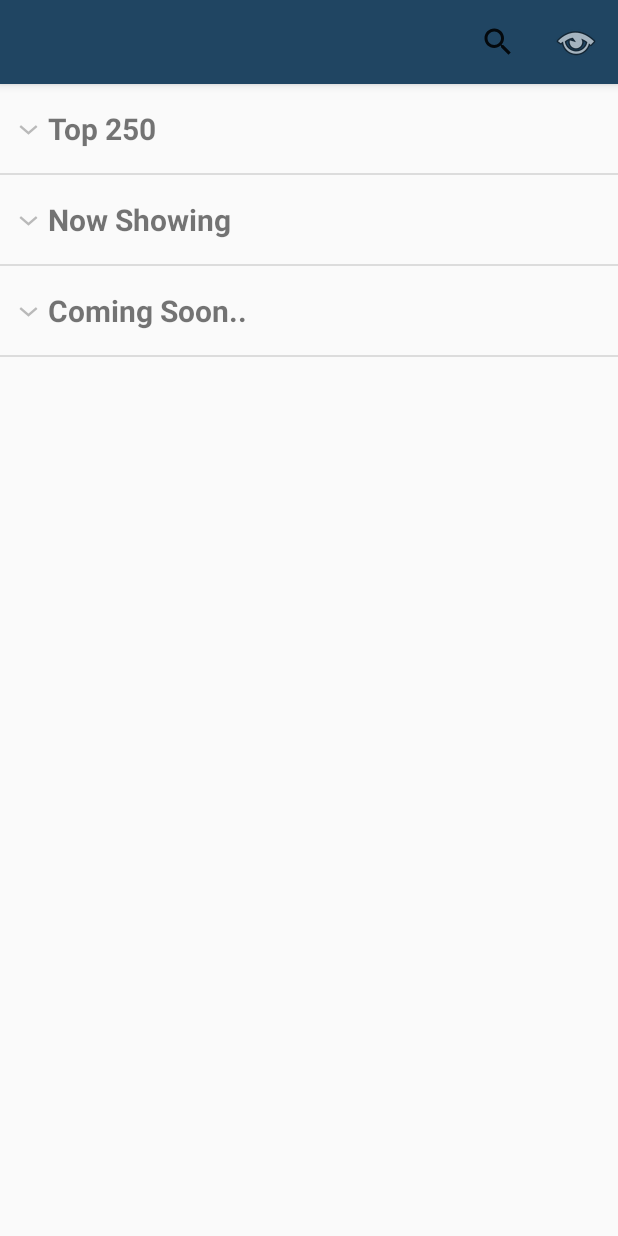
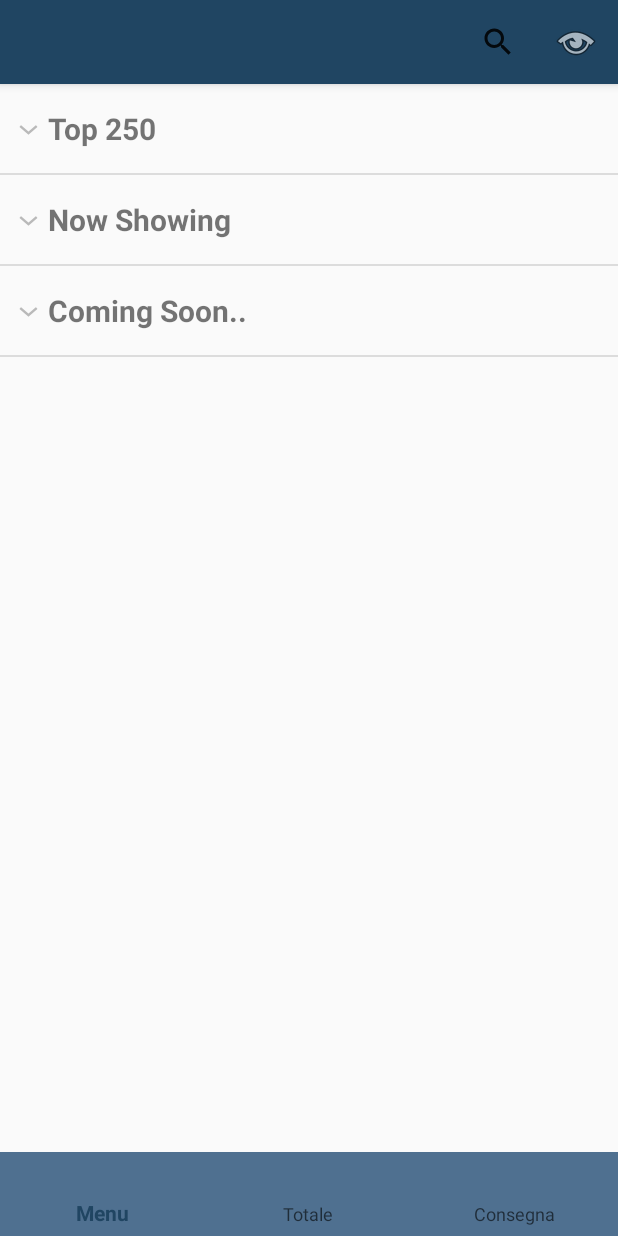
Before and after one commit to Ale-Amici/Android2k17, an Android app: the ReviewOrderActivity screen opened directly, with no data from a screen before it, on a phone screen of 412 x 824 dp. Run offline under Robolectric (Android 15) with nearby library versions, the phone set to English and light mode, and no system bars.

Commit message:
remove icons from bottom navigation bar

```diff
--- a/iDaBere/app/src/main/res/layout/activity_review_order.xml
+++ b/iDaBere/app/src/main/res/layout/activity_review_order.xml
@@ -2,19 +2,42 @@
 <LinearLayout
     xmlns:android="http://schemas.android.com/apk/res/android"
     xmlns:tools="http://schemas.android.com/tools"
+    xmlns:app="http://schemas.android.com/apk/res-auto"
     android:layout_width="match_parent"
     android:layout_height="match_parent"
     android:orientation="vertical"
-    tools:context="it.unitn.disi.lpsmt.idabere.MenuActivity">
+    tools:context="it.unitn.disi.lpsmt.idabere.MenuActivity"
+    android:layout_weight="1">
 
 
     <ExpandableListView
         android:id="@+id/expandable_review_list"
         android:layout_width="match_parent"
-        android:layout_height="match_parent">
+        android:layout_height="wrap_content"
+        android:layout_weight="1">
 
 
     </ExpandableListView>
 
+    <android.support.v7.widget.Toolbar
+        android:id="@+id/toolbar"
+        android:layout_width="match_parent"
+        android:layout_height="wrap_content"
+        android:layout_gravity="bottom"
+        app:layout_scrollFlags="scroll|enterAlways"
+        app:contentInsetLeft="0dp"
+        app:contentInsetStart="0dp">
+
+        <android.support.design.widget.BottomNavigationView
+            android:id="@+id/navigation"
+            android:layout_width="match_parent"
+            android:layout_height="match_parent"
+            android:layout_gravity="bottom"
+            android:layout_weight="1"
+            android:background="@color/colorPrimaryLight"
+            app:menu="@menu/review_order_bottom_navigation" />
+
+    </android.support.v7.widget.Toolbar>
+
 
 </LinearLayout>
--- /dev/null
+++ b/iDaBere/app/src/main/res/menu/review_order_bottom_navigation.xml
@@ -0,0 +1,18 @@
+<?xml version="1.0" encoding="utf-8"?>
+<menu xmlns:app="http://schemas.android.com/apk/res-auto"
+    xmlns:android="http://schemas.android.com/apk/res/android">
+
+
+    <item
+        android:id="@+id/navigation_confirm_payment"
+        android:title="@string/title_menu_list" />
+
+    <item
+        android:id="@+id/navigation_total_price"
+        android:title="@string/title_total_price"/>
+
+    <item
+        android:id="@+id/navigation_payment_type"
+        android:title="@string/title_delivery_place" />
+
+</menu>
--- a/iDaBere/app/src/main/res/values/colors.xml
+++ b/iDaBere/app/src/main/res/values/colors.xml
@@ -1,7 +1,8 @@
 <?xml version="1.0" encoding="utf-8"?>
 <resources>
     <color name="colorPrimary">#204562</color>
-    <color name="colorPrimaryDark">#303F9F</color>
+    <!--<color name="colorPrimaryDark">#303F9F</color>-->
+    <color name="colorPrimaryDark">#9f0215</color>
     <color name="colorPrimaryLight">#4f7090</color>
 
     <color name="colorSecondary">#9f0215</color>
--- a/iDaBere/app/src/main/res/values/strings.xml
+++ b/iDaBere/app/src/main/res/values/strings.xml
@@ -99,5 +99,9 @@
     <string name="table_choice_label">Numero tavolo:</string>
     <string name="table_radio_button_label">Tavolo</string>
 
+    <!-- Strings related to Review order -->
+    <string name="title_delivery_place">Consegna</string>
+    <string name="title_menu_list">Menu</string>
+
 
 </resources>
--- a/iDaBere/build.gradle
+++ b/iDaBere/build.gradle
@@ -5,7 +5,7 @@ buildscript {
         jcenter()
     }
     dependencies {
-        classpath 'com.android.tools.build:gradle:2.3.1'
+        classpath 'com.android.tools.build:gradle:2.3.2'
 
         // NOTE: Do not place your application dependencies here; they belong
         // in the individual module build.gradle files
```
